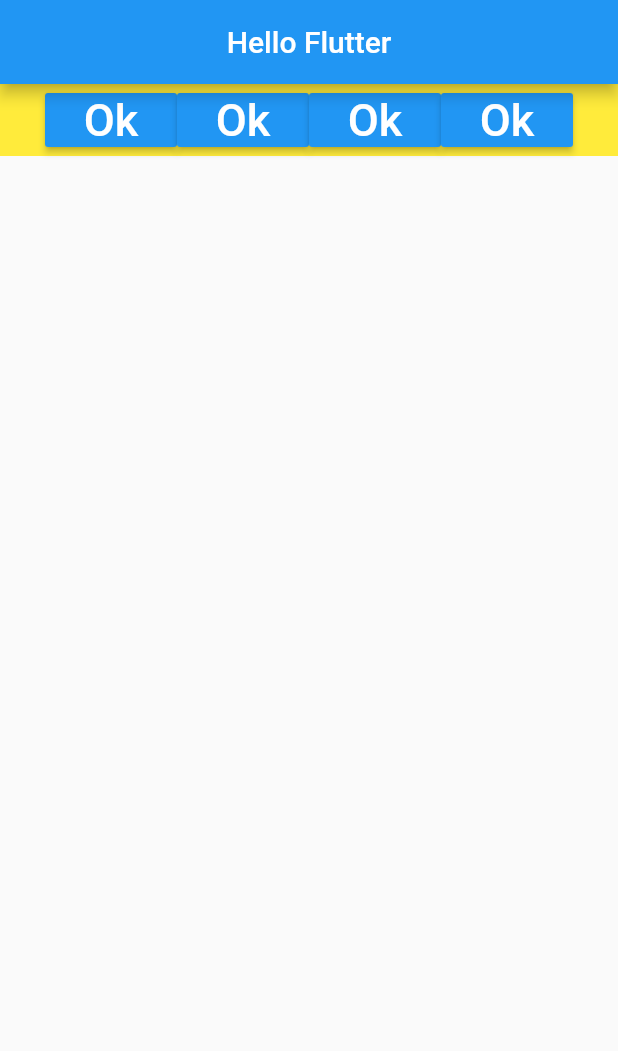
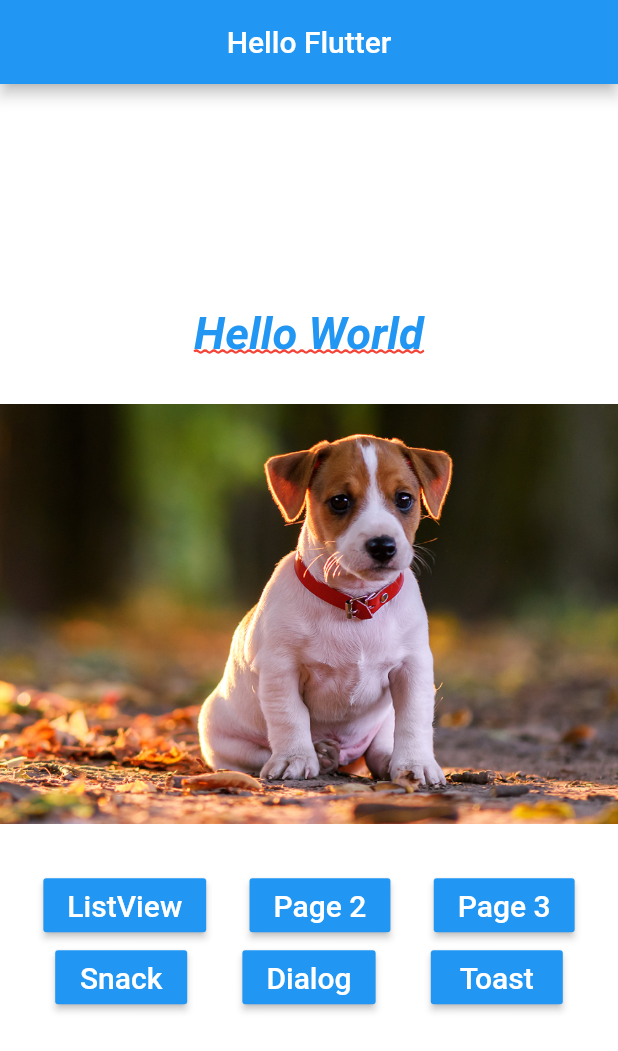
Before and after one commit to felixpessoa/flutter_basico, a Flutter app: the screen it shows after launch, on a phone screen of 412 x 824 dp. Shown: the top 1051 px of the screen. Run offline on Flutter 3.47's test engine with Material 2 defaults, Android fonts, the phone set to English and light mode, and no system bars.

Commit message:
add mudanças

```diff
--- a/lib/pages/home_page.dart
+++ b/lib/pages/home_page.dart
@@ -1,5 +1,7 @@
-import 'package:flutter/cupertino.dart';
 import 'package:flutter/material.dart';
+import 'package:flutter_basico/pages/hello_page1.dart';
+import 'package:flutter_basico/pages/hello_page2.dart';
+import 'package:flutter_basico/pages/hello_page3.dart';
 
 class HomePage extends StatelessWidget {
   const HomePage({Key? key}) : super(key: key);
@@ -13,51 +15,102 @@ class HomePage extends StatelessWidget {
         ),
         centerTitle: true,
       ),
-      body: _body(),
+      body: _body(context),
     );
   }
 
-  _body() {
+  _body(BuildContext context) {
     return Container(
-      //margin: const EdgeInsets.only(left: 10, top: 10),
-      color: Colors.yellow,
-      child: Row(
-        // mainAxisSize: MainAxisSize.min,
+      color: Colors.white,
+      child: Column(
         mainAxisAlignment: MainAxisAlignment.center,
-        children: <Widget>[
-          _button(),
-          _button(),
-          _button(),
-          _button(),
+        children: [
+          _text(),
+          _pageView(),
+          _buttons(context),
         ],
       ),
     );
   }
 
+  _pageView() {
+    return Container(
+      margin: EdgeInsets.only(top: 20, bottom: 20),
+      height: 300,
+      child: PageView(
+        children: [
+          _img("assets/img/dog1.png"),
+          _img("assets/img/dog2.png"),
+          _img("assets/img/dog3.png"),
+          _img("assets/img/dog4.png"),
+          _img("assets/img/dog5.png"),
+        ],
+      ),
+    );
+  }
 
-  _button() {
+  _buttons(context) {
+    return Column(
+      children: [
+        Row(
+          mainAxisAlignment: MainAxisAlignment.spaceEvenly,
+          children: [
+            _button(context, "ListView", () => _OnClickNavigator(context, HelloPage1())),
+            _button(context, "Page 2", () => _OnClickNavigator(context, HelloPage2())),
+            _button(context, "Page 3", () => _OnClickNavigator(context, HelloPage3())),
+          ],
+        ),
+        Row(
+          mainAxisAlignment: MainAxisAlignment.spaceEvenly,
+          children: [
+            _button(context, "Snack", _OnClickSnack),
+            _button(context, "Dialog", _onClickDialog),
+            _button(context, "Toast", _onClickToast),
+          ],
+        )
+      ],
+    );
+  }
+
+  void _OnClickNavigator(BuildContext context, Widget page) {
+    Navigator.push(context, MaterialPageRoute(builder: (BuildContext context) {
+      return page;
+    }));
+  }
+
+  _OnClickSnack() {
+  }
+
+  _onClickDialog() {
+  }
+
+  _onClickToast() {
+  }
+
+  _button(BuildContext context, String text, Function onPressed) {
     return RaisedButton(
       color: Colors.blue,
       child: Text(
-        "Ok",
+        text,
         style: TextStyle(
           color: Colors.white,
-          fontSize: 30,
+          fontSize: 20,
         ),
       ),
-      onPressed: () => _OnClickOk,
+      onPressed: () => onPressed,
     );
   }
 
-  void _OnClickOk() {
-    print("Clicou no botão!");
-  }
 
-  _img() {
+
+  _img(String img) {
     // ( .asset pega imagem do assets / .network pega imagem da URL / .file pega imagem de um arquivo.
-    return Image.asset(
-      "assets/img/dog4.png",
-      fit: BoxFit.cover,
+    return Container(
+      margin: EdgeInsets.only(top:10, bottom: 10),
+      child: Image.asset(
+        img,
+        fit: BoxFit.cover,
+      ),
       /*width: 300,
         height: 300,
         fit: BoxFit.cover,*/
@@ -78,4 +131,6 @@ class HomePage extends StatelessWidget {
       ),
     );
   }
+
+
 }
```
Also changed, not shown: lib/pages/hello_page1.dart (added, +14 -0 lines), lib/pages/hello_page2.dart (added, +14 -0 lines), lib/pages/hello_page3.dart (added, +14 -0 lines), pubspec.lock, 2 other files.
